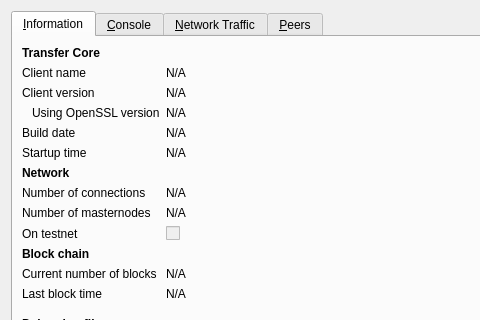
Old version of the form src/qt/forms/rpcconsole.ui in the repository CoinBuild/AmsterdamCoin; both pictures show x 0 to 480 and y 0 to 320 of the 740 by 450 pixel window.
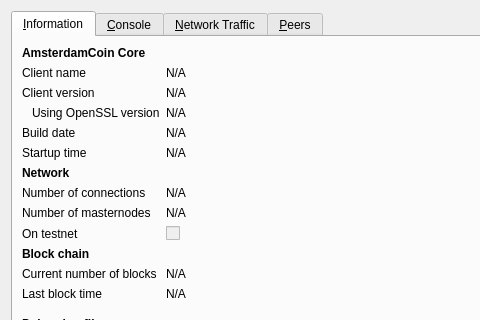
New version of the form. The open tabs and pages were chosen to show the change. Icons and pictures are not drawn. Custom widgets are drawn as their Qt base class.

Patch:
```diff
--- a/src/qt/forms/rpcconsole.ui
+++ b/src/qt/forms/rpcconsole.ui
@@ -33,7 +33,7 @@
           </font>
          </property>
          <property name="text">
-          <string>Transfer Core</string>
+          <string>AmsterdamCoin Core</string>
          </property>
         </widget>
        </item>
```
Left out of the diff: 6 changed lines with no effect on the pictures.
